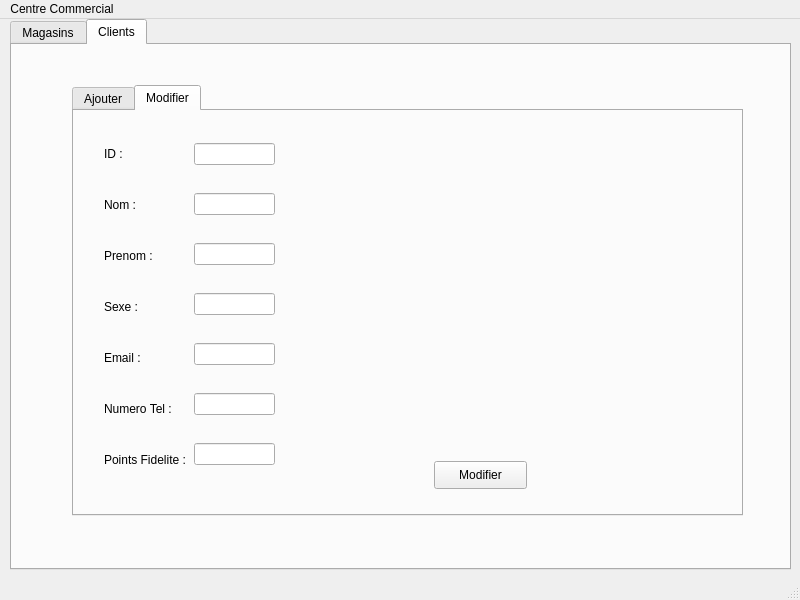
moez-mensi/gestion-centre-commercial, file projet qt/centre_commercial/mainwindow.ui: the form before one commit.
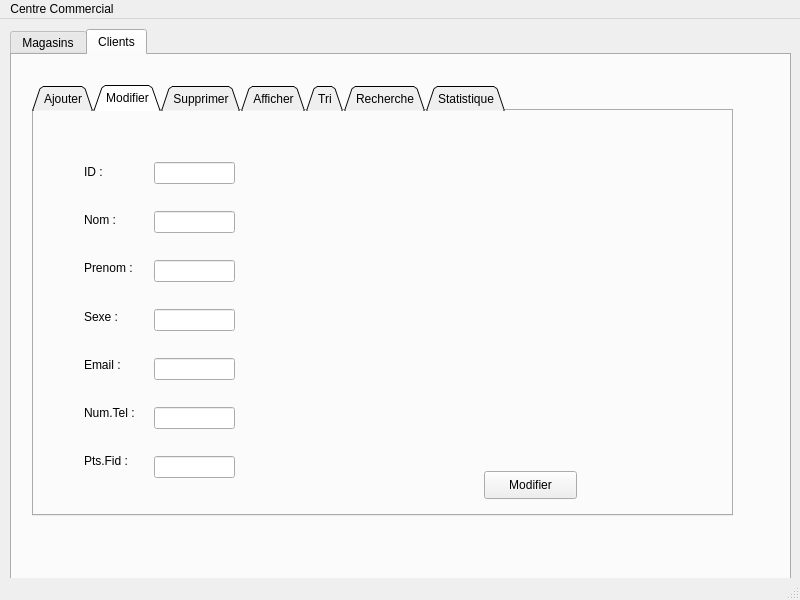
The form after the commit. The open tabs and pages were chosen to show the change.

Commit message: recherche+tri+stat+notification+pdf

What changed in the file:
```diff
--- a/projet qt/centre_commercial/mainwindow.ui
+++ b/projet qt/centre_commercial/mainwindow.ui
@@ -18,7 +18,7 @@
     <property name="geometry">
      <rect>
       <x>10</x>
-      <y>0</y>
+      <y>10</y>
       <width>781</width>
       <height>551</height>
      </rect>
@@ -332,16 +332,22 @@
      <widget class="QTabWidget" name="Tabs_Cli">
       <property name="geometry">
        <rect>
-        <x>60</x>
-        <y>40</y>
-        <width>671</width>
+        <x>20</x>
+        <y>30</y>
+        <width>701</width>
         <height>431</height>
        </rect>
       </property>
+      <property name="tabShape">
+       <enum>QTabWidget::Triangular</enum>
+      </property>
       <property name="currentIndex">
        <number>0</number>
       </property>
-      <widget class="QWidget" name="Ajout_Cli">
+      <property name="tabsClosable">
+       <bool>false</bool>
+      </property>
+      <widget class="QWidget" name="Ajout_Mag_5">
        <attribute name="title">
         <string>Ajouter</string>
        </attribute>
@@ -457,11 +463,105 @@
        <attribute name="title">
         <string>Modifier</string>
        </attribute>
-       <widget class="QPushButton" name="Modif_Cli_btn">
+       <widget class="QWidget" name="verticalLayoutWidget_9">
         <property name="geometry">
          <rect>
-          <x>360</x>
-          <y>350</y>
+          <x>120</x>
+          <y>30</y>
+          <width>81</width>
+          <height>361</height>
+         </rect>
+        </property>
+        <layout class="QVBoxLayout" name="Magasin_inputs_27">
+         <item>
+          <widget class="QLineEdit" name="ID_Mag_10"/>
+         </item>
+         <item>
+          <widget class="QLineEdit" name="Nom_Mag_10"/>
+         </item>
+         <item>
+          <widget class="QLineEdit" name="Categorie_Mag_10"/>
+         </item>
+         <item>
+          <widget class="QLineEdit" name="Categorie_Mag_11"/>
+         </item>
+         <item>
+          <widget class="QLineEdit" name="Categorie_Mag_12"/>
+         </item>
+         <item>
+          <widget class="QLineEdit" name="Categorie_Mag_13"/>
+         </item>
+         <item>
+          <widget class="QLineEdit" name="Location_Mag_14"/>
+         </item>
+        </layout>
+       </widget>
+       <widget class="QWidget" name="verticalLayoutWidget_10">
+        <property name="geometry">
+         <rect>
+          <x>50</x>
+          <y>40</y>
+          <width>71</width>
+          <height>331</height>
+         </rect>
+        </property>
+        <layout class="QVBoxLayout" name="Magasin_inputs_28">
+         <item>
+          <widget class="QLabel" name="ID_Magasin_14">
+           <property name="text">
+            <string>ID :</string>
+           </property>
+          </widget>
+         </item>
+         <item>
+          <widget class="QLabel" name="Nom_Magasin_10">
+           <property name="text">
+            <string>Nom :</string>
+           </property>
+          </widget>
+         </item>
+         <item>
+          <widget class="QLabel" name="Categorie_10">
+           <property name="text">
+            <string>Prenom :</string>
+           </property>
+          </widget>
+         </item>
+         <item>
+          <widget class="QLabel" name="Categorie_12">
+           <property name="text">
+            <string>Sexe :</string>
+           </property>
+          </widget>
+         </item>
+         <item>
+          <widget class="QLabel" name="Categorie_13">
+           <property name="text">
+            <string>Email :</string>
+           </property>
+          </widget>
+         </item>
+         <item>
+          <widget class="QLabel" name="Categorie_11">
+           <property name="text">
+            <string>Num.Tel :</string>
+           </property>
+          </widget>
+         </item>
+         <item>
+          <widget class="QLabel" name="Location_10">
+           <property name="text">
+            <string>Pts.Fid :</string>
+           </property>
+          </widget>
+         </item>
+        </layout>
+       </widget>
+       <widget class="QPushButton" name="Modif_Mag_btn_5">
+        <property name="geometry">
+         <rect>
+          <x>450</x>
+          <y>360</y>
           <width>93</width>
           <height>28</height>
          </rect>
@@ -470,100 +570,101 @@
          <string>Modifier</string>
         </property>
        </widget>
-       <widget class="QWidget" name="verticalLayoutWidget_4">
+      </widget>
+      <widget class="QWidget" name="tab_21">
+       <attribute name="title">
+        <string>Supprimer</string>
+       </attribute>
+       <widget class="QPushButton" name="Supp_Mag_btn_5">
         <property name="geometry">
          <rect>
-          <x>120</x>
-          <y>10</y>
+          <x>350</x>
+          <y>240</y>
+          <width>93</width>
+          <height>28</height>
+         </rect>
+        </property>
+        <property name="text">
+         <string>Supprimer</string>
+        </property>
+       </widget>
+       <widget class="QWidget" name="verticalLayoutWidget_29">
+        <property name="geometry">
+         <rect>
+          <x>90</x>
+          <y>140</y>
+          <width>61</width>
+          <height>41</height>
+         </rect>
+        </property>
+        <layout class="QVBoxLayout" name="Magasin_inputs_29">
+         <item>
+          <widget class="QLabel" name="ID_Magasin_15">
+           <property name="text">
+            <string>ID :</string>
+           </property>
+          </widget>
+         </item>
+        </layout>
+       </widget>
+       <widget class="QWidget" name="verticalLayoutWidget_30">
+        <property name="geometry">
+         <rect>
+          <x>150</x>
+          <y>130</y>
           <width>81</width>
-          <height>371</height>
+          <height>71</height>
          </rect>
         </property>
-        <layout class="QVBoxLayout" name="Client_inputs_2">
+        <layout class="QVBoxLayout" name="Magasin_inputs_30">
          <item>
-          <widget class="QLineEdit" name="ID_cli"/>
-         </item>
-         <item>
-          <widget class="QLineEdit" name="Nom_Cli"/>
-         </item>
-         <item>
-          <widget class="QLineEdit" name="Prenom_Cli"/>
-         </item>
-         <item>
-          <widget class="QLineEdit" name="Sexe_Cli"/>
-         </item>
-         <item>
-          <widget class="QLineEdit" name="Email_Cli"/>
-         </item>
-         <item>
-          <widget class="QLineEdit" name="Num_tel_Cli"/>
-         </item>
-         <item>
-          <widget class="QLineEdit" name="Point_fid_Cli"/>
+          <widget class="QLineEdit" name="Location_Mag_15"/>
          </item>
         </layout>
        </widget>
-       <widget class="QWidget" name="verticalLayoutWidget_3">
+      </widget>
+      <widget class="QWidget" name="tab_22">
+       <attribute name="title">
+        <string>Afficher</string>
+       </attribute>
+       <widget class="QTableView" name="tableView_5">
         <property name="geometry">
          <rect>
           <x>30</x>
-          <y>20</y>
-          <width>91</width>
-          <height>351</height>
+          <y>30</y>
+          <width>631</width>
+          <height>251</height>
          </rect>
         </property>
-        <layout class="QVBoxLayout" name="Client_inputs">
-         <item>
-          <widget class="QLabel" name="ID_Client">
-           <property name="text">
-            <string>ID :</string>
-           </property>
-          </widget>
-         </item>
-         <item>
-          <widget class="QLabel" name="Nom_Client">
-           <property name="text">
-            <string>Nom :</string>
-           </property>
-          </widget>
-         </item>
-         <item>
-          <widget class="QLabel" name="Prenom">
-           <property name="text">
-            <string>Prenom :</string>
-           </property>
-          </widget>
-         </item>
-         <item>
-          <widget class="QLabel" name="Sexe">
-           <property name="text">
-            <string>Sexe :</string>
-           </property>
-          </widget>
-         </item>
-         <item>
-          <widget class="QLabel" name="Email">
-           <property name="text">
-            <string>Email :</string>
-           </property>
-          </widget>
-         </item>
-         <item>
-          <widget class="QLabel" name="Num_tel">
-           <property name="text">
-            <string>Numero Tel :</string>
-           </property>
-          </widget>
-         </item>
-         <item>
-          <widget class="QLabel" name="Point_fid">
-           <property name="text">
-            <string>Points Fidelite :</string>
-           </property>
-          </widget>
-         </item>
-        </layout>
        </widget>
+       <widget class="QPushButton" name="pdf_btn_5">
+        <property name="geometry">
+         <rect>
+          <x>290</x>
+          <y>340</y>
+          <width>131</width>
+          <height>41</height>
+         </rect>
+        </property>
+        <property name="text">
+         <string>Enregistrer en pdf</string>
+        </property>
+       </widget>
+      </widget>
+      <widget class="QWidget" name="tab_23">
+       <attribute name="title">
+        <string>Tri</string>
+       </attribute>
+      </widget>
+      <widget class="QWidget" name="tab_24">
+       <attribute name="title">
+        <string>Recherche</string>
+       </attribute>
+      </widget>
+      <widget class="QWidget" name="tab_25">
+       <attribute name="title">
+        <string>Statistique</string>
+       </attribute>
       </widget>
      </widget>
     </widget>
```
Left out of the diff: 263 changed lines with no effect on the pictures. The commit also changes 31 other files.
